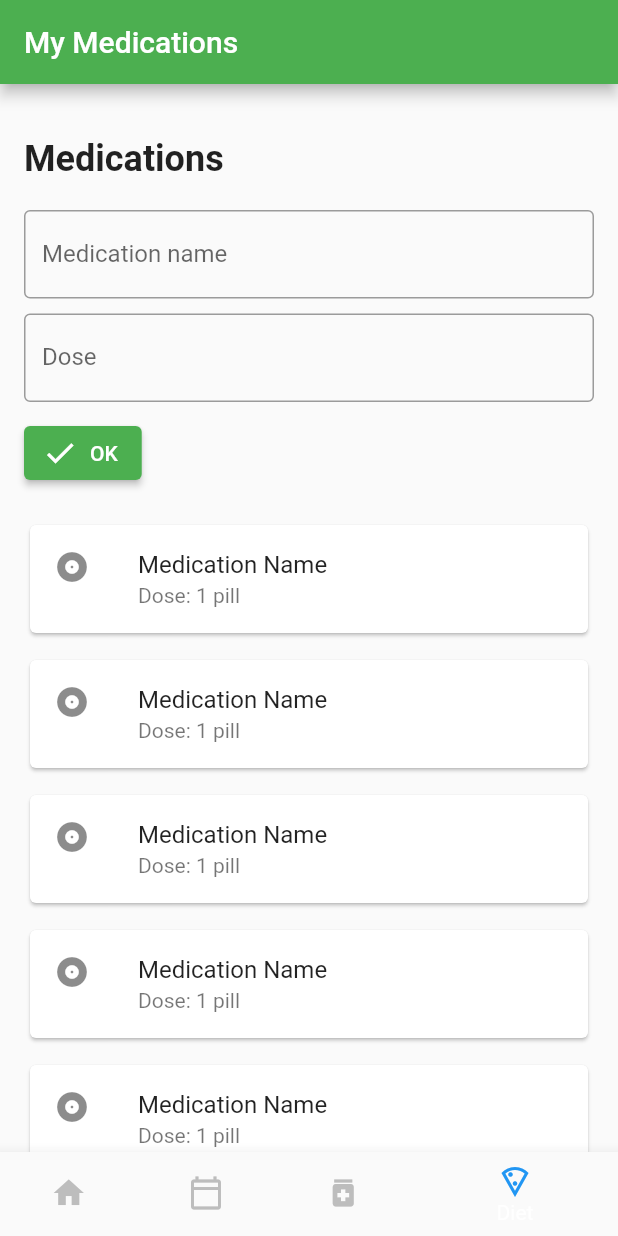
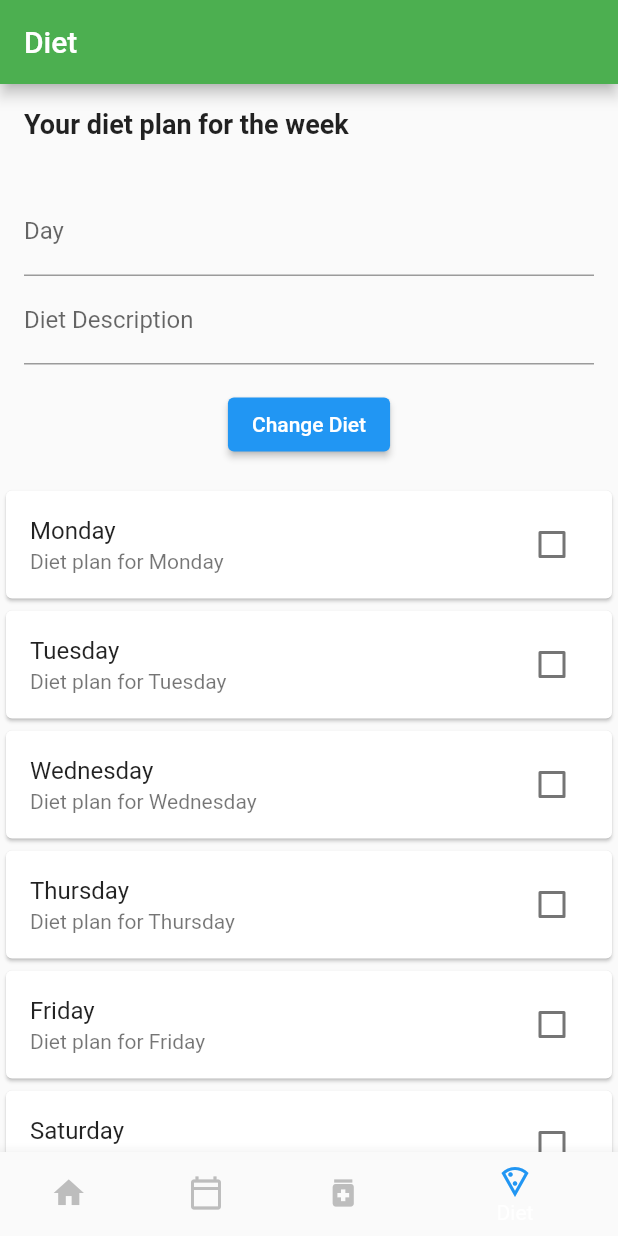
Before and after one commit to navaneethkulal8/hacktofuturehealthcare, a Flutter app: the screen it shows after launch, item 4 of the bottom bar chosen, on a phone screen of 412 x 824 dp. Run offline on Flutter 3.47's test engine with Material 2 defaults, Android fonts, the light colour scheme and no system bars.

Commit message:
final changes

```diff
--- a/lib/main.dart
+++ b/lib/main.dart
@@ -181,13 +181,13 @@ class _ExplorePageState extends State<ExplorePage> {
   @override
   Widget build(BuildContext context) {
     return MaterialApp(
-      title: 'Flutter Demo',
+      title: 'Appointment',
       theme: ThemeData(
         primarySwatch: Colors.blue,
       ),
       home: Scaffold(
         appBar: AppBar(
-          title: Text('My App'),
+          title: Text('Appointment'),
         ),
         body: SingleChildScrollView(
           padding: EdgeInsets.all(20),
@@ -477,137 +477,106 @@ class ProfilePage extends StatefulWidget {
 }
 
 class _ProfilePageState extends State<ProfilePage> {
+  final List<String> days = [
+    'Monday',
+    'Tuesday',
+    'Wednesday',
+    'Thursday',
+    'Friday',
+    'Saturday',
+    'Sunday'
+  ];
+
+  String selectedDay = '';
+  String selectedSubtitle = '';
+
+  void _changeSubtitle() {
+    setState(() {
+      selectedSubtitle = _subtitleController.text;
+    });
+  }
+
+  final TextEditingController _dayController = TextEditingController();
+  final TextEditingController _subtitleController = TextEditingController();
+
+  @override
+  void dispose() {
+    _dayController.dispose();
+    _subtitleController.dispose();
+    super.dispose();
+  }
+
   @override
   Widget build(BuildContext context) {
-    return Scaffold(
+    return MaterialApp(
+      title: 'Diet',
+      home: Scaffold(
         appBar: AppBar(
-        title: Text('My Medications'),
+          title: Text('Diet'),
           backgroundColor: Colors.green,
         ),
         body: SingleChildScrollView(
-        child: Padding(
-          padding: EdgeInsets.all(16.0),
           child: Column(
             crossAxisAlignment: CrossAxisAlignment.start,
             children: [
-              SizedBox(height: 20),
-              Text(
-                'Medications',
-                style: TextStyle(fontSize: 24, fontWeight: FontWeight.bold),
-              ),
-              SizedBox(height: 20),
-              TextField(
-                decoration: InputDecoration(
-                  border: OutlineInputBorder(),
-                  labelText: 'Medication name',
+              Padding(
+                padding: EdgeInsets.all(16.0),
+                child: Text(
+                  'Your diet plan for the week',
+                  style: TextStyle(fontSize: 18.0, fontWeight: FontWeight.bold),
                 ),
               ),
-              SizedBox(height: 10),
+              Padding(
+                padding: EdgeInsets.all(16.0),
+                child: Column(
+                  children: [
                     TextField(
+                      controller: _dayController,
                       decoration: InputDecoration(
-                  border: OutlineInputBorder(),
-                  labelText: 'Dose',
+                        hintText: 'Enter the day',
+                        labelText: 'Day',
+                      ),
+                      onChanged: (value) {
+                        setState(() {
+                          selectedDay = value;
+                        });
+                      },
+                    ),
+                    TextField(
+                      controller: _subtitleController,
+                      decoration: InputDecoration(
+                        hintText: 'Enter the Diet',
+                        labelText: 'Diet Description',
                       ),
                     ),
-              SizedBox(height: 10),
-              ElevatedButton.icon(
-                onPressed: () {},
-                label: Text('OK'),
-                icon: Icon(Icons.check),
-                style: ElevatedButton.styleFrom(
-                  primary: Colors.green,
-                ),
-              ),
-              SizedBox(height: 20),
-              Card(
-                child: Column(
-                  mainAxisSize: MainAxisSize.min,
-                  children: <Widget>[
-                    ListTile(
-                      leading: Icon(Icons.album),
-                      title: Text('Medication Name'),
-                      subtitle: Text('Dose: 1 pill'),
+                    SizedBox(height: 16.0),
+                    ElevatedButton(
+                      onPressed: _changeSubtitle,
+                      child: Text('Change Diet'),
                     ),
                   ],
                 ),
               ),
-              SizedBox(height: 10),
-              Card(
-                child: Column(
-                  mainAxisSize: MainAxisSize.min,
-                  children: <Widget>[
-                    ListTile(
-                      leading: Icon(Icons.album),
-                      title: Text('Medication Name'),
-                      subtitle: Text('Dose: 1 pill'),
-                    ),
-                  ],
+              ListView.builder(
+                shrinkWrap: true,
+                physics: NeverScrollableScrollPhysics(),
+                itemCount: days.length,
+                itemBuilder: (context, index) {
+                  return Card(
+                    child: ListTile(
+                      title: Text(days[index]),
+                      subtitle: Text(selectedDay == days[index]
+                          ? selectedSubtitle.isNotEmpty
+                              ? selectedSubtitle
+                              : 'Diet plan for $selectedDay'
+                          : 'Diet plan for ${days[index]}'),
+                      trailing: Checkbox(
+                        value: false,
+                        onChanged: (bool? value) {},
                       ),
                     ),
-              SizedBox(height: 10),
-              Card(
-                child: Column(
-                  mainAxisSize: MainAxisSize.min,
-                  children: <Widget>[
-                    ListTile(
-                      leading: Icon(Icons.album),
-                      title: Text('Medication Name'),
-                      subtitle: Text('Dose: 1 pill'),
-                    ),
-                  ],
-                ),
-              ),
-              SizedBox(height: 10),
-              Card(
-                child: Column(
-                  mainAxisSize: MainAxisSize.min,
-                  children: <Widget>[
-                    ListTile(
-                      leading: Icon(Icons.album),
-                      title: Text('Medication Name'),
-                      subtitle: Text('Dose: 1 pill'),
-                    ),
-                  ],
-                ),
-              ),
-              SizedBox(height: 10),
-              Card(
-                child: Column(
-                  mainAxisSize: MainAxisSize.min,
-                  children: <Widget>[
-                    ListTile(
-                      leading: Icon(Icons.album),
-                      title: Text('Medication Name'),
-                      subtitle: Text('Dose: 1 pill'),
-                    ),
-                  ],
-                ),
-              ),
-              SizedBox(height: 10),
-              Card(
-                child: Column(
-                  mainAxisSize: MainAxisSize.min,
-                  children: <Widget>[
-                    ListTile(
-                      leading: Icon(Icons.album),
-                      title: Text('Medication Name'),
-                      subtitle: Text('Dose: 1 pill'),
-                    ),
-                  ],
-                ),
-              ),
-              SizedBox(height: 10),
-              Card(
-                child: Column(
-                  mainAxisSize: MainAxisSize.min,
-                  children: <Widget>[
-                    ListTile(
-                      leading: Icon(Icons.album),
-                      title: Text('Medication Name'),
-                      subtitle: Text('Dose: 1 pill'),
-                    ),
-                  ],
-                ),
+                  );
+                },
               ),
             ],
           ),
```
Lines whose indentation alone changed are shown as unchanged.
